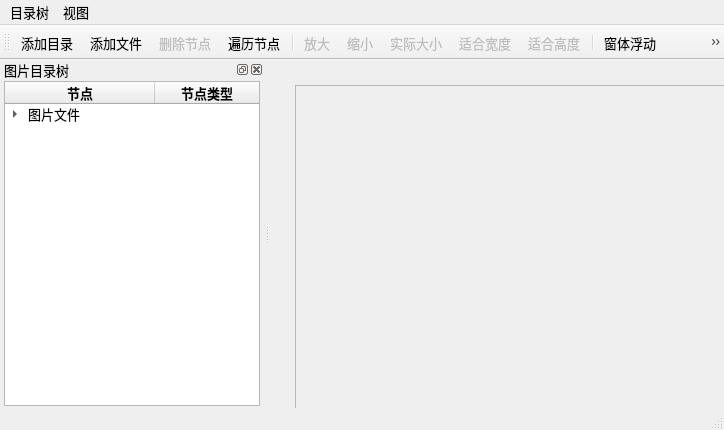
Above: samp4_8/mainwindow.ui from LeslieLAR/QT5Book before the change. Below: the same form after it.
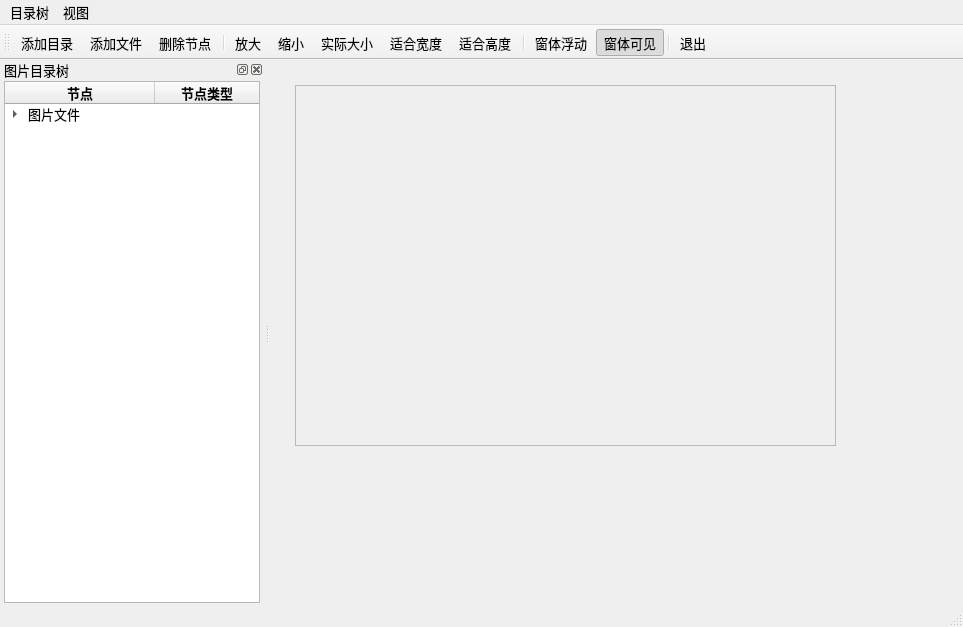
That is the form after the change. Icons and pictures are not drawn.

The edit to the form file:
```diff
--- a/samp4_8/mainwindow.ui
+++ b/samp4_8/mainwindow.ui
@@ -6,8 +6,8 @@
    <rect>
     <x>0</x>
     <y>0</y>
-    <width>724</width>
-    <height>430</height>
+    <width>963</width>
+    <height>627</height>
    </rect>
   </property>
   <property name="font">
@@ -75,7 +75,7 @@
     <rect>
      <x>0</x>
      <y>0</y>
-     <width>724</width>
+     <width>963</width>
      <height>24</height>
     </rect>
    </property>
@@ -116,7 +116,6 @@
    <addaction name="actAddFolder"/>
    <addaction name="actAddFiles"/>
    <addaction name="actDeleteItem"/>
-   <addaction name="actScanItems"/>
    <addaction name="separator"/>
    <addaction name="actZoomIn"/>
    <addaction name="actZoomOut"/>
@@ -286,7 +285,7 @@
   </action>
   <action name="actZoomIn">
    <property name="enabled">
-    <bool>false</bool>
+    <bool>true</bool>
    </property>
    <property name="icon">
     <iconset resource="res.qrc">
@@ -304,7 +303,7 @@
   </action>
   <action name="actZoomOut">
    <property name="enabled">
-    <bool>false</bool>
+    <bool>true</bool>
    </property>
    <property name="icon">
     <iconset resource="res.qrc">
@@ -322,7 +321,7 @@
   </action>
   <action name="actZoomRealSize">
    <property name="enabled">
-    <bool>false</bool>
+    <bool>true</bool>
    </property>
    <property name="icon">
     <iconset resource="res.qrc">
@@ -337,7 +336,7 @@
   </action>
   <action name="actZoomFitW">
    <property name="enabled">
-    <bool>false</bool>
+    <bool>true</bool>
    </property>
    <property name="icon">
     <iconset resource="res.qrc">
@@ -355,7 +354,7 @@
   </action>
   <action name="actDeleteItem">
    <property name="enabled">
-    <bool>false</bool>
+    <bool>true</bool>
    </property>
    <property name="icon">
     <iconset resource="res.qrc">
@@ -382,7 +381,7 @@
   </action>
   <action name="actZoomFitH">
    <property name="enabled">
-    <bool>false</bool>
+    <bool>true</bool>
    </property>
    <property name="icon">
     <iconset resource="res.qrc">
```
Left out of the diff: 3 changed lines with no effect on the pictures.
